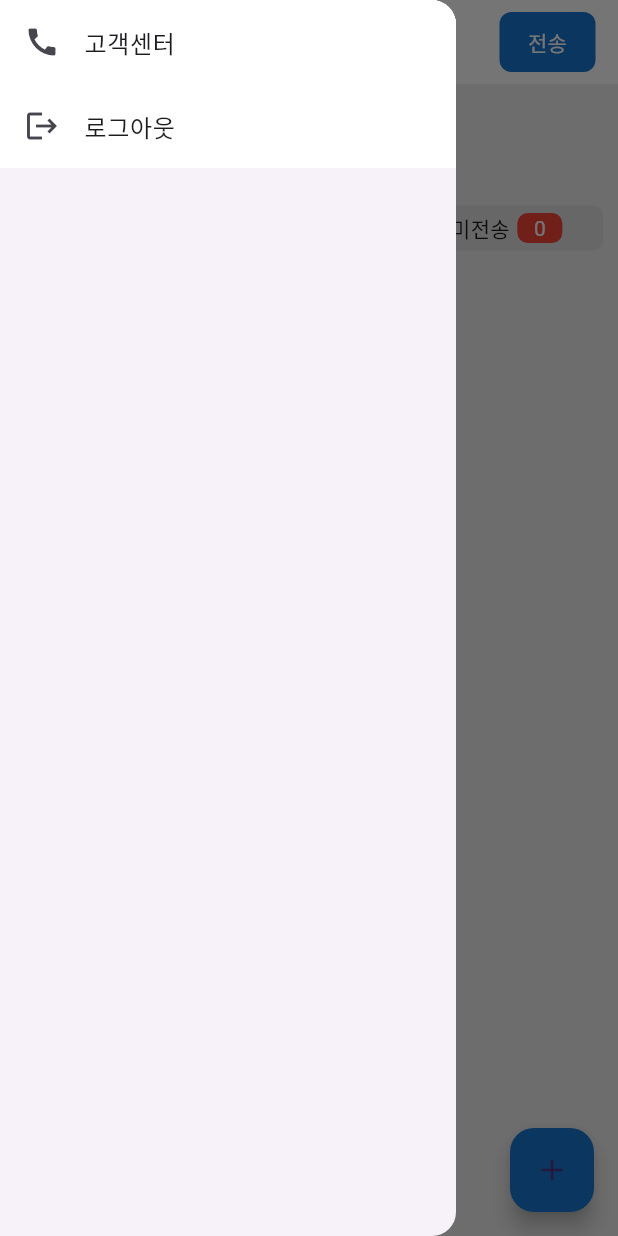
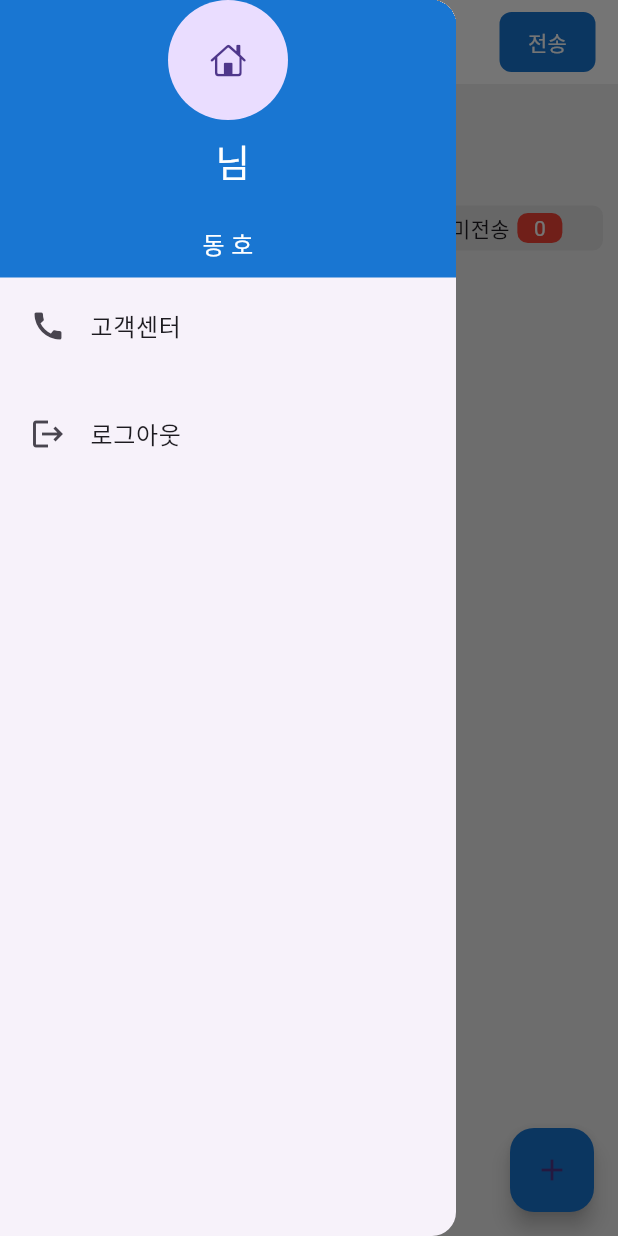
Before and after one commit to oskwon69/Coworker, a Flutter app: the RequestPage screen opened directly with empty values, with the side drawer open, on a phone screen of 412 x 824 dp. Run offline on Flutter 3.47's test engine with Material 3 defaults, Android fonts, the phone set to English and light mode, and no system bars; our stand-ins replace connectivity_plus, device_info_plus, flutter_image_compress, flutter_secure_storage, fluttertoast, gap and 6 more; missing offline and left inert: android_id, multi_masked_formatter, webview_flutter_android, webview_flutter_wkwebview; accounts and stored records are empty.

Commit message:
240511_2

```diff
--- a/lib/UI/requset_page.dart
+++ b/lib/UI/requset_page.dart
@@ -51,14 +51,15 @@ class _RequestPageState extends State<RequestPage> {
   }
 
   Future<void> checkEditValid() async {
-    var result = await supabase.from('site').select().eq('site_code',_user.site_code!);
-    if( result.isNotEmpty )  {
-      DateTime startDate = DateTime.parse(result[0]['check_startdate'].toString());
-      DateTime endDate = DateTime.parse(result[0]['check_enddate'].toString());
-      DateTime today = DateTime.now();
+    String? localInfo = '';
 
-      if( today.compareTo(startDate) >= 0 && today.compareTo(endDate) <= 0 )  {
+    localInfo = await storage.read(key:'isEditValid');
+    if (localInfo != null) {
+      String value = localInfo;
+      if( value == 'valid' )  {
         isEditValid = true;
+      } else {
+        isEditValid = false;
       }
     }
   }
@@ -95,7 +96,7 @@ class _RequestPageState extends State<RequestPage> {
     }
 
     return Scaffold(
-      drawer: NavigationDrawer(),
+      drawer: NavigationDrawer(user: _user),
       backgroundColor: Colors.grey.shade200,
       appBar: AppBar(
         backgroundColor: Colors.white,
@@ -290,7 +291,8 @@ class _RequestPageState extends State<RequestPage> {
 }
 
 class NavigationDrawer extends StatelessWidget {
-  const NavigationDrawer({Key? key}) : super(key: key);
+  const NavigationDrawer({Key? key, required this.user}) : super(key: key);
+  final UserInfo user;
 
   @override
   Widget build(BuildContext context)  => Drawer(
@@ -306,15 +308,27 @@ class NavigationDrawer extends StatelessWidget {
   );
 
   Widget buildHeader(BuildContext context) => Container(
-    color: Colors.white,
-    padding: EdgeInsets.only(
-      top: MediaQuery.of(context).padding.top,
-    )
+    color: Colors.blue.shade700,
+    padding: EdgeInsets.only(top: MediaQuery.of(context).padding.top,),
+    child: Column(
+      children: [
+        CircleAvatar(
+          radius: 40,
+          child: Icon(CupertinoIcons.house),
+        ),
+        Gap(10),
+        Text('${user.user_name!} 님', style: TextStyle(fontSize: 25, color: Colors.white),),
+        Text('${user.site_name!}', style: TextStyle(fontSize: 16, color: Colors.white),),
+        Text('${user.building_no!}동 ${user.house_no!}호', style: TextStyle(fontSize: 16, color: Colors.white),),
+        Gap(10),
+      ],
+    ),
   );
 
   Widget buildMenuItems(BuildContext context) => Container(
-    color: Colors.white,
-    child: Column(
+    padding: EdgeInsets.all(4),
+    child : Wrap(
+      runSpacing: 16,
       children: [
         ListTile(
           leading: Icon(Icons.call),
--- a/lib/UI/show_layout.dart
+++ b/lib/UI/show_layout.dart
@@ -20,7 +20,6 @@ class _LayoutWidgetState extends State<LayoutWidget> {
     String? localInfo = '';
 
     localInfo = await storage.read(key:'typeImage');
-
     if (localInfo != null)
       _imagePath = localInfo.split(' ')[1];
 
--- a/lib/UI/show_model.dart
+++ b/lib/UI/show_model.dart
@@ -97,14 +97,12 @@ class _AddNewDefectState extends State<AddNewDefectModel> {
   }
 
   void getPic1(String str)  {
-    FocusScope.of(context).unfocus();
     setState(() {
       _pic1 = str;
     });
   }
 
   void getPic2(String str)  {
-    FocusScope.of(context).unfocus();
     setState(() {
       _pic2 = str;
     });
--- a/pubspec.yaml
+++ b/pubspec.yaml
@@ -57,6 +57,7 @@ dependencies:
   connectivity_plus: ^6.0.3
   permission_handler: ^11.3.1
   device_info_plus: ^10.1.0
+  android_id: ^0.3.6
 
 dev_dependencies:
   flutter_test:
```
Also changed, not shown: lib/UI/login_page.dart (+69 -73 lines), lib/UI/send_page.dart (+30 -18 lines), lib/UI/textfield_widget.dart (+5 -4 lines), lib/UI/update_model.dart (+9 -8 lines), pubspec.lock, 1 other file.
